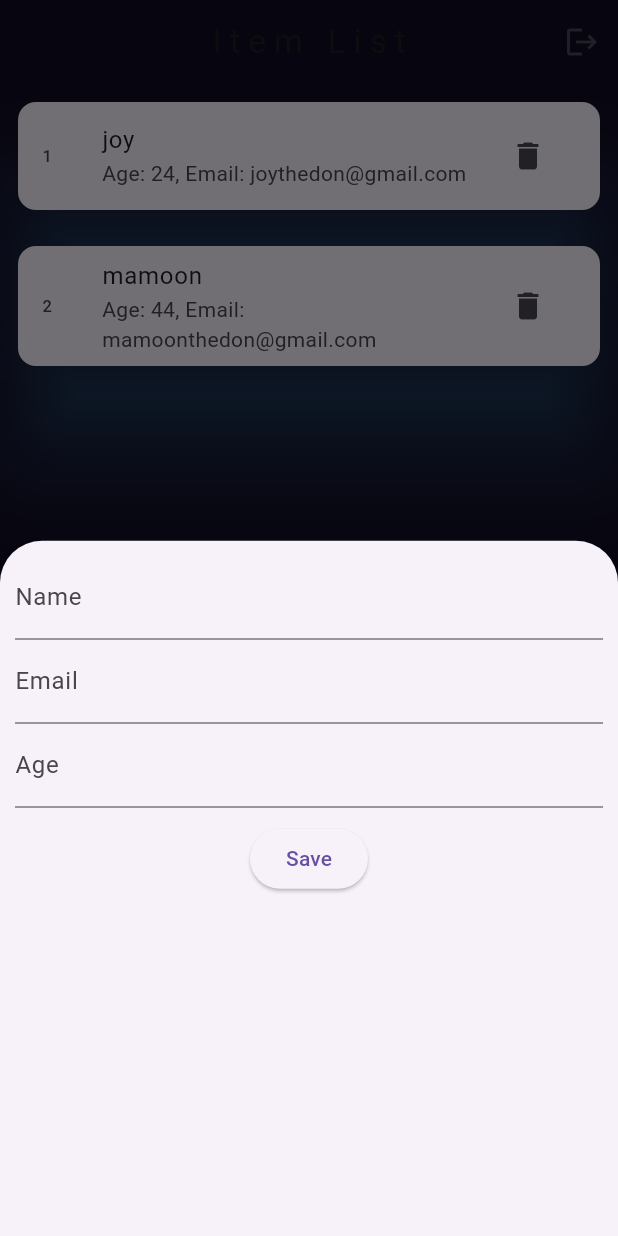
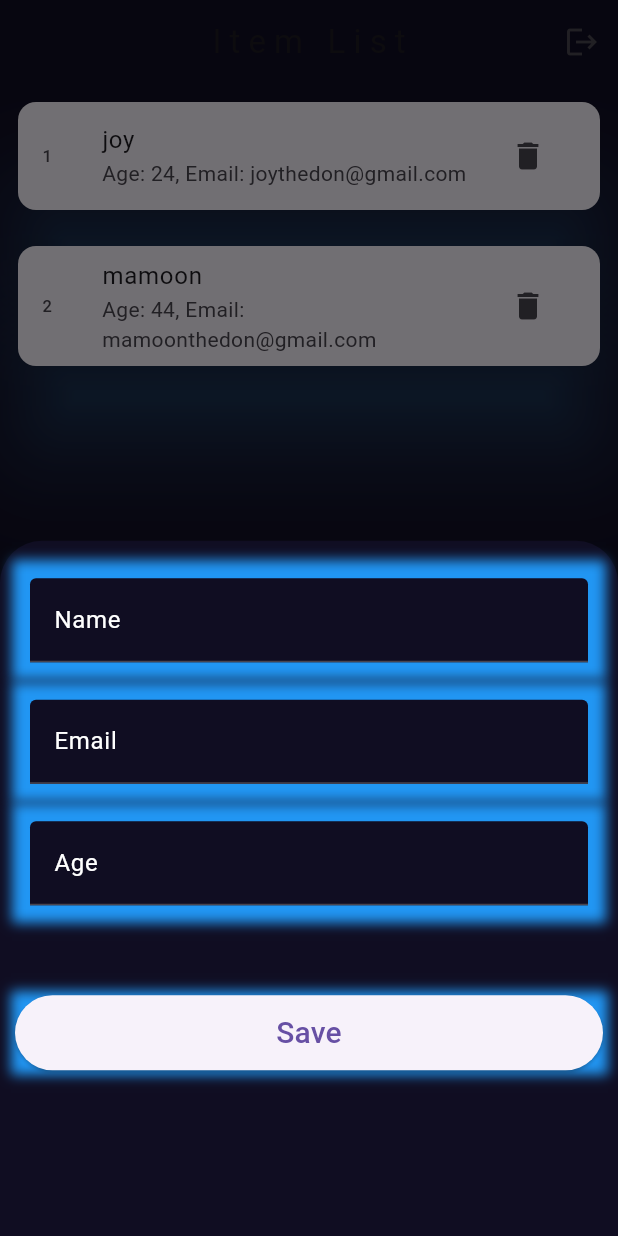
Before and after one commit to AlMamoon6296/TodoApp, a Flutter app: the MyHomePage screen opened directly, after a tap on the "add" icon, on a phone screen of 412 x 824 dp. Run offline on Flutter 3.47's test engine with Material 3 defaults, Android fonts, the phone set to English and light mode, and no system bars; our stand-ins replace another_flushbar, shared_preferences; accounts and stored records are empty.

Commit message:
change Show model Bottom sheet

```diff
--- a/lib/log.dart
+++ b/lib/log.dart
@@ -34,7 +34,7 @@ class _logScreenState extends State<logScreen> {
   }
 
   _login() async {
-    if (_usernameController.text == 'Example@gmail.com' &&
+    if (_usernameController.text == 'example@gmail.com' &&
         _passwordController.text == '12345') {
       SharedPreferences prefs = await SharedPreferences.getInstance();
       await prefs.setBool('isLoggedIn', true);
--- a/lib/screen1.dart
+++ b/lib/screen1.dart
@@ -1,6 +1,8 @@
 import 'package:flutter/material.dart';
 import 'package:login/log.dart';
 import 'package:login/utils/colors.dart';
+import 'package:login/widgets/coustom_button.dart';
+import 'package:login/widgets/custom_textfield.dart';
 import 'package:shared_preferences/shared_preferences.dart';
 
 class TodoItem {
@@ -101,32 +103,50 @@ class _MyHomePageState extends State<MyHomePage> {
         child: Icon(Icons.add),
         onPressed: () {
           showModalBottomSheet(
+            backgroundColor: bgColor,
             context: context,
             builder: (BuildContext context) {
               return Padding(
                 padding: const EdgeInsets.all(10.0),
                 child: Column(
                   children: [
-                    TextField(
+                    SizedBox(
+                      height: 5,
+                    ),
+                    CustomTextField(
+                      Lable: "Name",
                       controller: _nameController,
-                      textInputAction: TextInputAction.next,
-                      decoration: InputDecoration(labelText: "Name"),
-                      // Add validation if needed
                     ),
-                    TextField(
+                    // TextField(
+                    //   controller: _nameController,
+                    //   textInputAction: TextInputAction.next,
+                    //   decoration: InputDecoration(labelText: "Name"),
+                    //   // Add validation if needed
+                    // ),
+                    SizedBox(
+                      height: 5,
+                    ),
+                    CustomTextField(
                       controller: _emailController,
-                      textInputAction: TextInputAction.next,
-                      decoration: InputDecoration(labelText: "Email"),
-                      // Add validation if needed
+                      Lable: "Email",
                     ),
-                    TextField(
+                    // TextField(
+                    //   controller: _emailController,
+                    //   textInputAction: TextInputAction.next,
+                    //   decoration: InputDecoration(labelText: "Email"),
+                    //   // Add validation if needed
+                    // ),
+                    SizedBox(
+                      height: 5,
+                    ),
+                    CustomTextField(
                       controller: _ageController,
-                      decoration: InputDecoration(labelText: "Age"),
-                      // Add validation if needed
+                      Lable: "Age",
                     ),
-                    SizedBox(height: 10),
-                    ElevatedButton(
-                      onPressed: () {
+                    SizedBox(height: 50),
+                    CoustomButton(
+                      text: "Save",
+                      onTap: () {
                         if (_nameController.text.isNotEmpty &&
                             _emailController.text.isNotEmpty &&
                             _ageController.text.isNotEmpty) {
@@ -149,7 +169,6 @@ class _MyHomePageState extends State<MyHomePage> {
                           Navigator.pop(context);
                         }
                       },
-                      child: Text("Save"),
                     )
                   ],
                 ),
```
